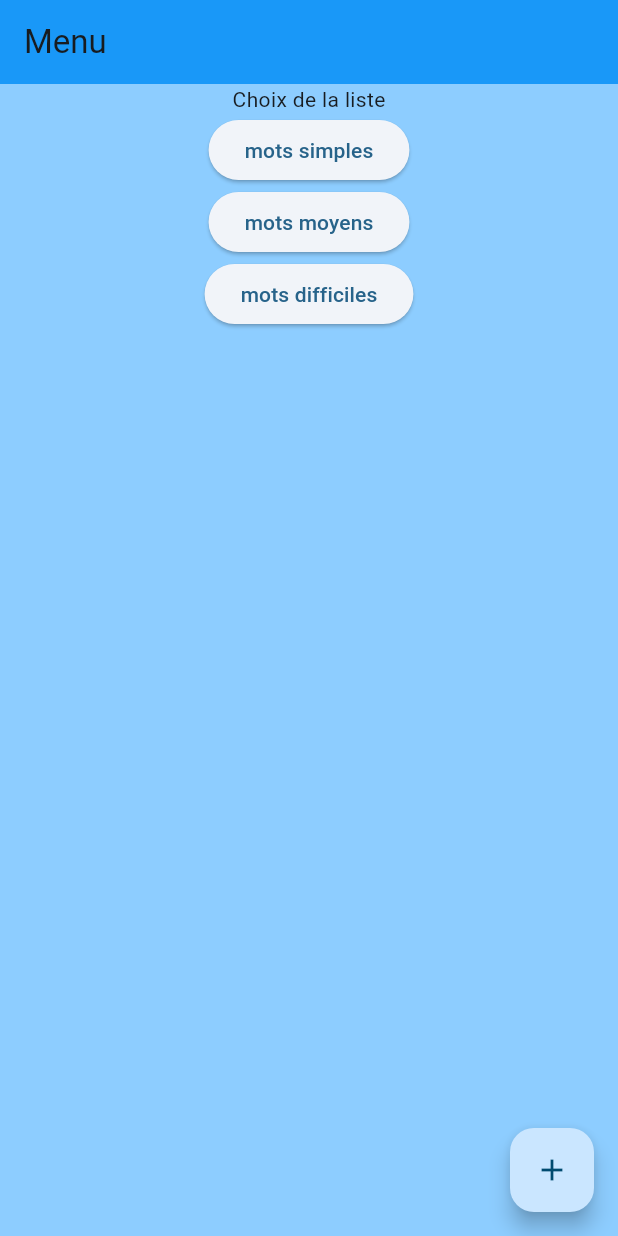
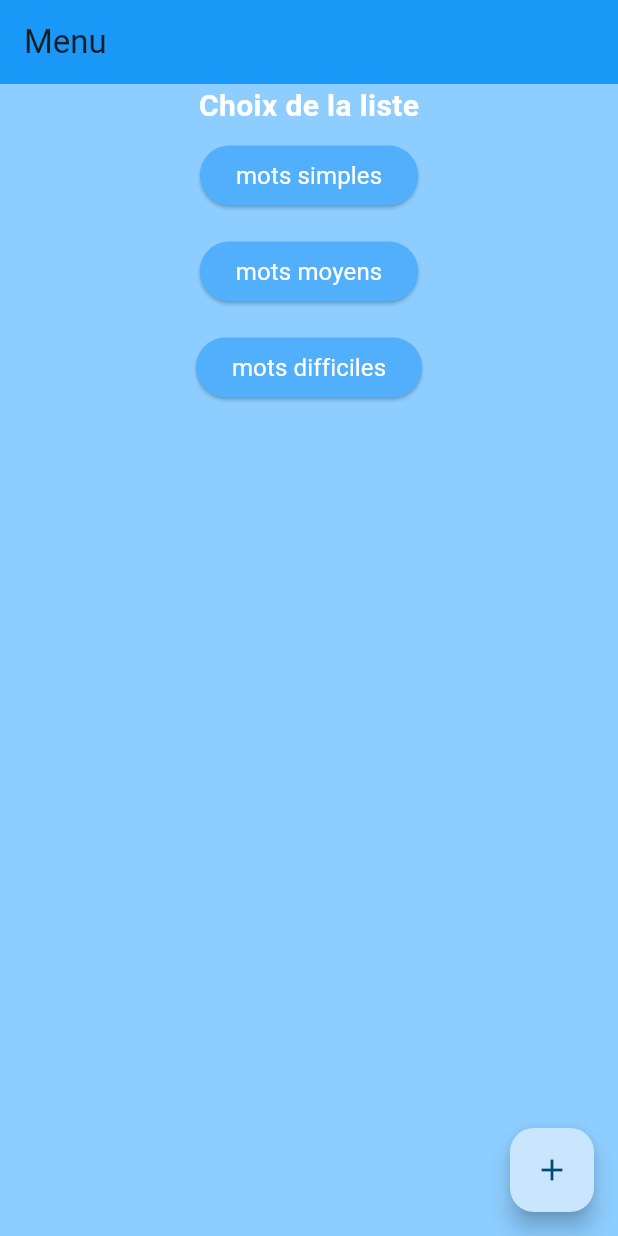
Before and after one commit to KeroSong/flutter-cours, a Flutter app: the screen it shows after launch, on a phone screen of 412 x 824 dp. Run offline on Flutter 3.47's test engine with Material 2 defaults, Android fonts, the phone set to English and light mode, and no system bars.

Commit message:
maj menu

```diff
--- a/lib/ui/menu.dart
+++ b/lib/ui/menu.dart
@@ -23,13 +23,34 @@ class _MenuScreenState extends State<MenuScreen> {
         color: const Color.fromARGB(255, 141, 205, 255),
         child: Column(
           children: [
-            const Center(child: Text("Choix de la liste")),
+            const Center(
+                child: Text("Choix de la liste",
+                    style: TextStyle(
+                      fontSize: 20, // Taille du texte
+                      color: Color.fromARGB(
+                          255, 255, 255, 255), // Couleur du texte
+                      fontWeight: FontWeight.bold, // Gras
+                    ))),
             for (int i = 0; i < listeprincipal.principalliste.length; i++)
-              ElevatedButton(
-                onPressed: () {
-                  game(context, listeprincipal.principalliste[i].menuliste);
-                },
-                child: Text(listeprincipal.principalliste[i].name),
+              Padding(
+                padding: const EdgeInsets.symmetric(vertical: 8.0),
+                child: ElevatedButton(
+                  onPressed: () {
+                    game(context, listeprincipal.principalliste[i].menuliste);
+                  },
+                  style: ElevatedButton.styleFrom(
+                    backgroundColor: const Color.fromARGB(
+                        255, 82, 175, 252), // Couleur de fond du bouton
+                  ),
+                  child: Text(
+                    listeprincipal.principalliste[i].name,
+                    style: TextStyle(
+                      fontSize: 16,
+                      color: Colors.white,
+                      fontWeight: FontWeight.normal,
+                    ),
+                  ),
+                ),
               ),
           ],
         ),
```
